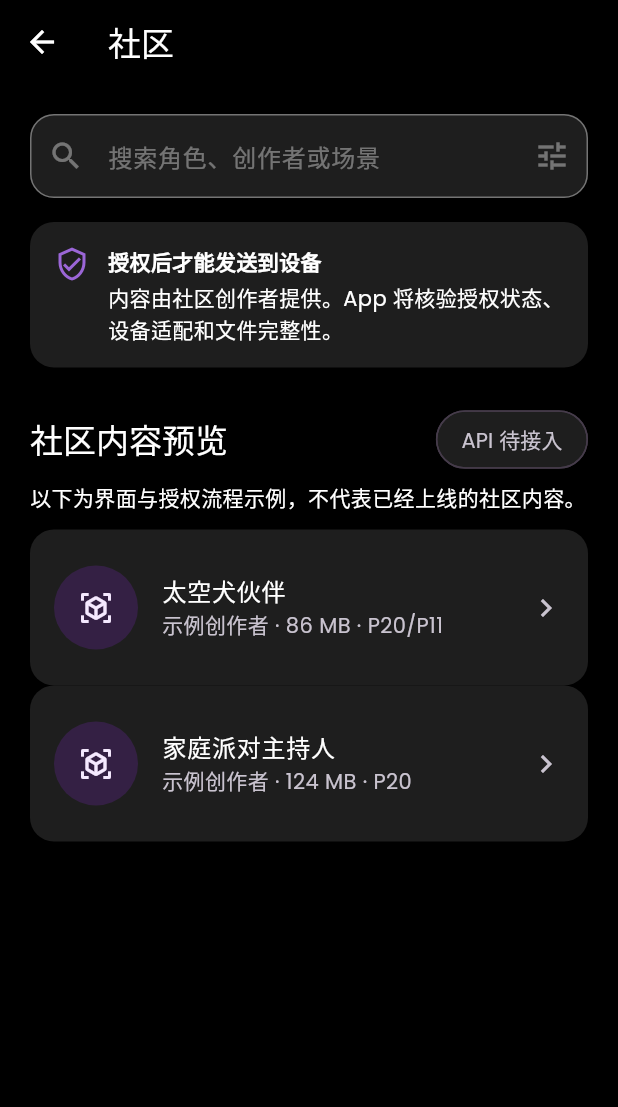
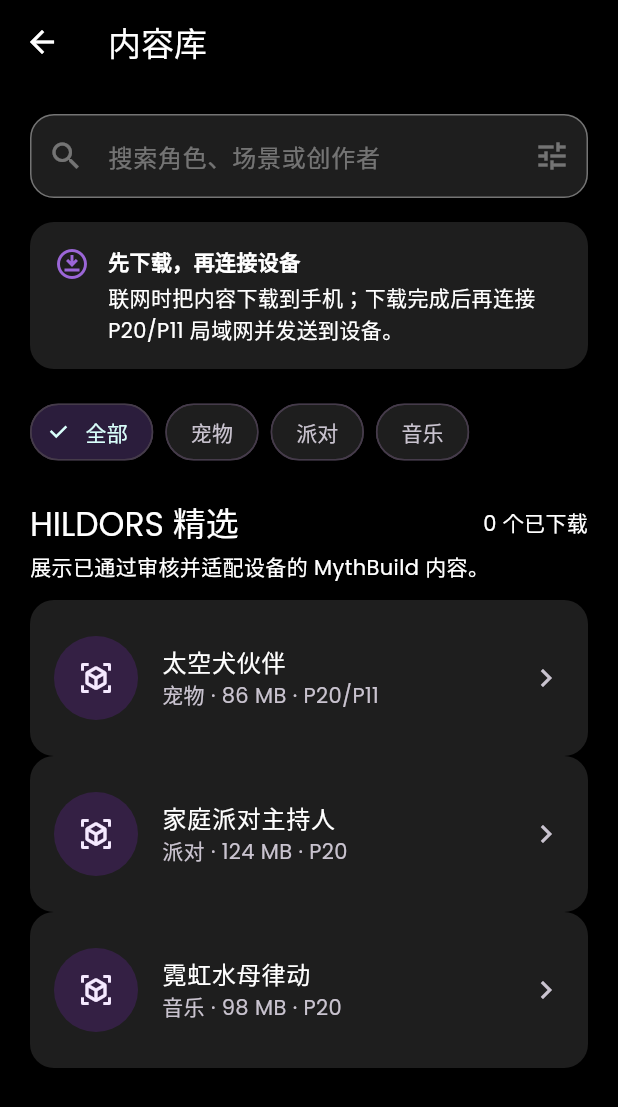
Before and after one commit to danwanvape-star/hildors, a Flutter app: the CommunityPage screen opened directly, on a phone screen of 412 x 824 dp. Shown: the top 1107 px of the screen. Run offline on Flutter 3.47's test engine with Material 3 defaults, Android fonts, the phone set to English and light mode, and no system bars.

Commit message:
feat: reposition community as download library

```diff
--- a/lib/src/features/community/community_content.dart
+++ b/lib/src/features/community/community_content.dart
@@ -3,6 +3,8 @@ enum CommunityLicense { personalUse, commercialUse, publicDomain }
 enum CommunityRightsStatus { pending, verified, removed }
 
 enum DevicePlaylistTarget { local, bluetooth }
+
+enum ContentDownloadStatus { notDownloaded, downloading, downloaded, failed }
 
 class CommunityContent {
   const CommunityContent({
@@ -10,11 +12,13 @@ class CommunityContent {
     required this.title,
     required this.creatorName,
     required this.summary,
+    required this.category,
     required this.license,
     required this.rightsStatus,
     required this.playlistTarget,
     required this.supportedModels,
     required this.fileSizeMb,
+    required this.durationSeconds,
     required this.version,
   });
 
@@ -22,39 +26,60 @@ class CommunityContent {
   final String title;
   final String creatorName;
   final String summary;
+  final String category;
   final CommunityLicense license;
   final CommunityRightsStatus rightsStatus;
   final DevicePlaylistTarget playlistTarget;
   final List<String> supportedModels;
   final int fileSizeMb;
+  final int durationSeconds;
   final String version;
 
-  bool get canInstall => rightsStatus == CommunityRightsStatus.verified;
+  bool get canDownload => rightsStatus == CommunityRightsStatus.verified;
+  bool get canInstall => canDownload;
 }
 
 const communityPreviewItems = <CommunityContent>[
   CommunityContent(
     id: 'preview_pet_01',
     title: '太空犬伙伴',
-    creatorName: '示例创作者',
-    summary: '原创宠物角色演示内容，用于展示未来社区详情与授权流程。',
+    creatorName: 'MythBuild 创作者',
+    summary: '适合日常陪伴场景的原创宠物角色演示内容。',
+    category: '宠物',
     license: CommunityLicense.personalUse,
     rightsStatus: CommunityRightsStatus.verified,
     playlistTarget: DevicePlaylistTarget.local,
     supportedModels: ['P20', 'P11'],
     fileSizeMb: 86,
+    durationSeconds: 18,
     version: '1.0',
   ),
   CommunityContent(
     id: 'preview_host_01',
     title: '家庭派对主持人',
-    creatorName: '示例创作者',
-    summary: '原创聚会氛围角色演示内容，适用于家庭与朋友聚会。',
+    creatorName: 'MythBuild 创作者',
+    summary: '适合家庭和朋友聚会的氛围角色内容。',
+    category: '派对',
     license: CommunityLicense.personalUse,
     rightsStatus: CommunityRightsStatus.verified,
     playlistTarget: DevicePlaylistTarget.local,
     supportedModels: ['P20'],
     fileSizeMb: 124,
+    durationSeconds: 24,
+    version: '1.0',
+  ),
+  CommunityContent(
+    id: 'preview_music_01',
+    title: '霓虹水母律动',
+    creatorName: 'MythBuild 创作者',
+    summary: '连接蓝牙音箱后使用的音乐氛围可视化内容。',
+    category: '音乐',
+    license: CommunityLicense.personalUse,
+    rightsStatus: CommunityRightsStatus.verified,
+    playlistTarget: DevicePlaylistTarget.bluetooth,
+    supportedModels: ['P20'],
+    fileSizeMb: 98,
+    durationSeconds: 20,
     version: '1.0',
   ),
 ];
--- a/lib/src/features/community/community_page.dart
+++ b/lib/src/features/community/community_page.dart
@@ -3,19 +3,31 @@ import 'package:flutter/material.dart';
 import 'community_content.dart';
 import 'community_detail_page.dart';
 
-class CommunityPage extends StatelessWidget {
+class CommunityPage extends StatefulWidget {
   const CommunityPage({super.key});
 
   @override
-  Widget build(BuildContext context) => Scaffold(
-        appBar: AppBar(title: const Text('社区')),
+  State<CommunityPage> createState() => _CommunityPageState();
+}
+
+class _CommunityPageState extends State<CommunityPage> {
+  var _category = '全部';
+  final _downloadedIds = <String>{};
+
+  @override
+  Widget build(BuildContext context) {
+    final items = _category == '全部'
+        ? communityPreviewItems
+        : communityPreviewItems.where((item) => item.category == _category);
+    return Scaffold(
+      appBar: AppBar(title: const Text('内容库')),
       body: ListView(
         padding: const EdgeInsets.all(20),
         children: [
           TextField(
             enabled: false,
             decoration: InputDecoration(
-                hintText: '搜索角色、创作者或场景',
+              hintText: '搜索角色、场景或创作者',
               prefixIcon: const Icon(Icons.search),
               suffixIcon: const Icon(Icons.tune),
               border:
@@ -23,34 +35,55 @@ class CommunityPage extends StatelessWidget {
             ),
           ),
           const SizedBox(height: 16),
-            const _RightsNotice(),
-            const SizedBox(height: 24),
+          const _DownloadNotice(),
+          const SizedBox(height: 18),
+          Wrap(
+            spacing: 8,
+            children: ['全部', '宠物', '派对', '音乐']
+                .map((category) => ChoiceChip(
+                      label: Text(category),
+                      selected: _category == category,
+                      onSelected: (_) => setState(() => _category = category),
+                    ))
+                .toList(),
+          ),
+          const SizedBox(height: 22),
           Row(
             mainAxisAlignment: MainAxisAlignment.spaceBetween,
             children: [
-                Text('社区内容预览', style: Theme.of(context).textTheme.titleLarge),
-                const Chip(label: Text('API 待接入')),
+              Text('HILDORS 精选', style: Theme.of(context).textTheme.titleLarge),
+              Text('${_downloadedIds.length} 个已下载'),
             ],
           ),
           const SizedBox(height: 4),
-            const Text('以下为界面与授权流程示例，不代表已经上线的社区内容。'),
+          const Text('展示已通过审核并适配设备的 MythBuild 内容。'),
           const SizedBox(height: 12),
-            for (final item in communityPreviewItems)
-              _CommunityCard(
+          for (final item in items)
+            _ContentCard(
               item: item,
-                onTap: () => Navigator.of(context).push(
-                  MaterialPageRoute<void>(
-                    builder: (_) => CommunityDetailPage(content: item),
+              downloaded: _downloadedIds.contains(item.id),
+              onTap: () async {
+                final downloaded = await Navigator.of(context).push<bool>(
+                  MaterialPageRoute<bool>(
+                    builder: (_) => CommunityDetailPage(
+                      content: item,
+                      initiallyDownloaded: _downloadedIds.contains(item.id),
                     ),
                   ),
+                );
+                if (downloaded == true && mounted) {
+                  setState(() => _downloadedIds.add(item.id));
+                }
+              },
             ),
         ],
       ),
     );
   }
+}
 
-class _RightsNotice extends StatelessWidget {
-  const _RightsNotice();
+class _DownloadNotice extends StatelessWidget {
+  const _DownloadNotice();
 
   @override
   Widget build(BuildContext context) => Card(
@@ -59,17 +92,17 @@ class _RightsNotice extends StatelessWidget {
           child: Row(
             crossAxisAlignment: CrossAxisAlignment.start,
             children: [
-              Icon(Icons.verified_user_outlined,
+              Icon(Icons.download_for_offline_outlined,
                   color: Theme.of(context).colorScheme.primary),
               const SizedBox(width: 12),
               const Expanded(
                 child: Column(
                   crossAxisAlignment: CrossAxisAlignment.start,
                   children: [
-                    Text('授权后才能发送到设备',
+                    Text('先下载，再连接设备',
                         style: TextStyle(fontWeight: FontWeight.w600)),
                     SizedBox(height: 4),
-                    Text('内容由社区创作者提供。App 将核验授权状态、设备适配和文件完整性。'),
+                    Text('联网时把内容下载到手机；下载完成后再连接 P20/P11 局域网并发送到设备。'),
                   ],
                 ),
               ),
@@ -79,10 +112,15 @@ class _RightsNotice extends StatelessWidget {
       );
 }
 
-class _CommunityCard extends StatelessWidget {
-  const _CommunityCard({required this.item, required this.onTap});
+class _ContentCard extends StatelessWidget {
+  const _ContentCard({
+    required this.item,
+    required this.downloaded,
+    required this.onTap,
+  });
 
   final CommunityContent item;
+  final bool downloaded;
   final VoidCallback onTap;
 
   @override
@@ -90,11 +128,14 @@ class _CommunityCard extends StatelessWidget {
         clipBehavior: Clip.antiAlias,
         child: ListTile(
           contentPadding: const EdgeInsets.all(16),
-          leading:
-              const CircleAvatar(radius: 28, child: Icon(Icons.view_in_ar)),
+          leading: CircleAvatar(
+            radius: 28,
+            child: Icon(downloaded ? Icons.download_done : Icons.view_in_ar),
+          ),
           title: Text(item.title),
           subtitle: Text(
-              '${item.creatorName} · ${item.fileSizeMb} MB · ${item.supportedModels.join('/')}'),
+            '${item.category} · ${item.fileSizeMb} MB · ${item.supportedModels.join('/')}',
+          ),
           trailing: const Icon(Icons.chevron_right),
           onTap: onTap,
         ),
--- a/lib/src/features/dashboard/dashboard_page.dart
+++ b/lib/src/features/dashboard/dashboard_page.dart
@@ -54,9 +54,9 @@ class _DashboardPageState extends State<DashboardPage> {
             label: '探索',
           ),
           NavigationDestination(
-            icon: Icon(Icons.people_alt_outlined),
-            selectedIcon: Icon(Icons.people_alt),
-            label: '社区',
+            icon: Icon(Icons.video_library_outlined),
+            selectedIcon: Icon(Icons.video_library),
+            label: '内容库',
           ),
           NavigationDestination(
             icon: Icon(Icons.person_outline),
```
Also changed, not shown: lib/src/features/community/community_detail_page.dart (+79 -22 lines), 2 other files. Lines whose indentation alone changed are shown as unchanged.
